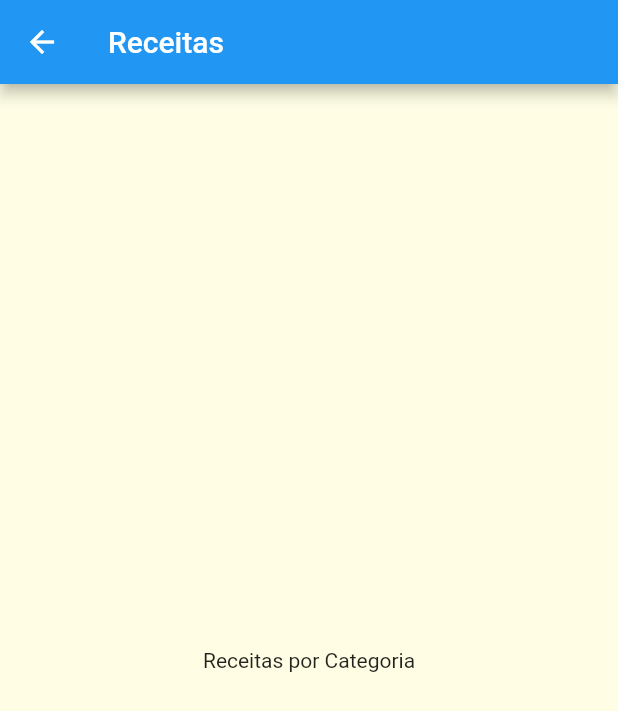
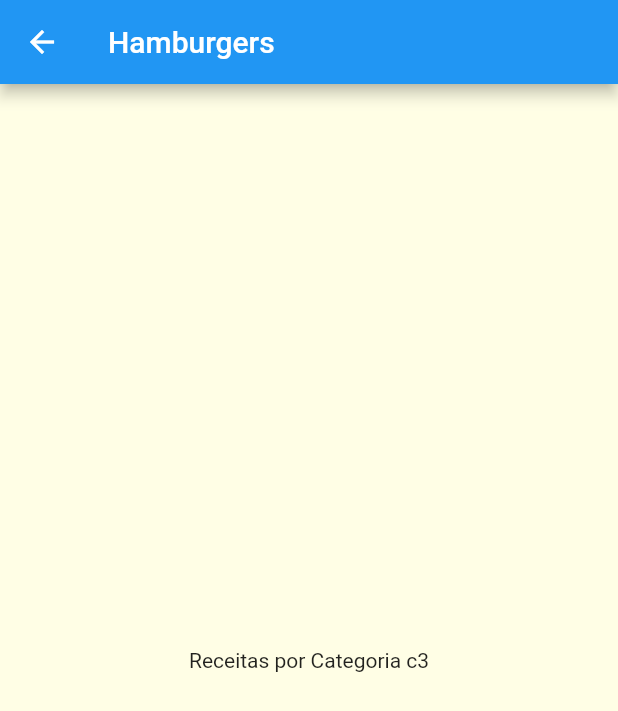
Before and after one commit to danilovalerio/receitas, a Flutter app: the screen it shows after launch, after a tap on "Hamburgers", on a phone screen of 412 x 824 dp. Shown: the top 711 px of the screen. Run offline on Flutter 3.47's test engine with Material 2 defaults, Android fonts, the light colour scheme and no system bars; our stand-ins replace device_preview.

Commit message:
NAVIGATOR ROTA INDEFINIDA COM DADOS DE UMA TELA PARA OUTRA

```diff
--- a/lib/components/category_item.dart
+++ b/lib/components/category_item.dart
@@ -15,7 +15,7 @@ class CategoryItem extends StatelessWidget {
     Navigator.of(ctx).push(
       MaterialPageRoute(
         builder: (_) {
-          return CategoriesMealsScreen();
+          return CategoriesMealsScreen(category: category,);
         },
       ),
     );
--- a/lib/screens/categories_meals_screen.dart
+++ b/lib/screens/categories_meals_screen.dart
@@ -1,16 +1,20 @@
 import 'package:flutter/material.dart';
+import 'package:receitas/models/category.dart';
 
 class CategoriesMealsScreen extends StatelessWidget {
-  const CategoriesMealsScreen({Key? key}) : super(key: key);
+
+  final Category category;
+
+  const CategoriesMealsScreen({Key? key, required this.category}) : super(key: key);
 
   @override
   Widget build(BuildContext context) {
     return Scaffold(
       appBar: AppBar(
-        title: Text('Receitas'),
+        title: Text(category.title),
       ),
       body: Center(
-        child: Text('Receitas por Categoria'),
+        child: Text('Receitas por Categoria ${category.id}'),
       ),
     );
   }
```
